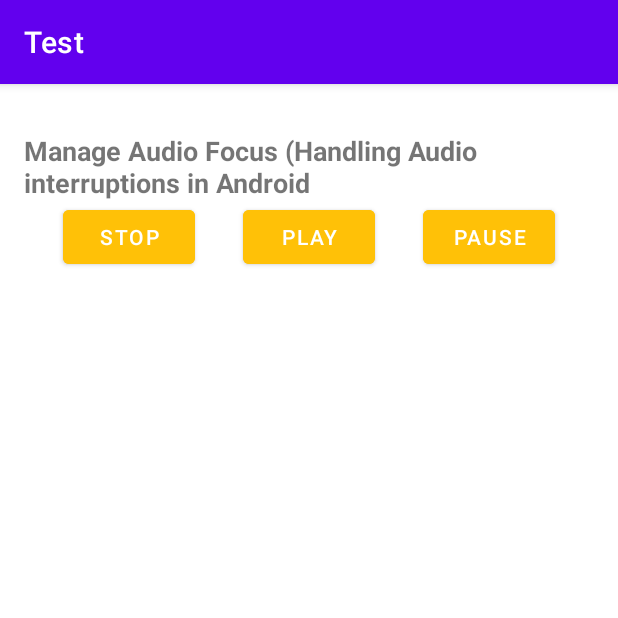
After one commit to jameelspario/mvvm-test, an Android app: the AudioFocusActivity screen opened directly, with no data from a screen before it, on a phone screen of 412 x 824 dp, the top half of it. The commit adds this screen. Run offline under Robolectric (Android 15) with nearby library versions, the phone set to English and light mode, and no system bars; our stand-ins replace data binding.

Commit message:
audio focus

```diff
--- a/app/src/main/AndroidManifest.xml
+++ b/app/src/main/AndroidManifest.xml
@@ -10,6 +10,12 @@
         android:supportsRtl="true"
         android:theme="@style/Theme.MvvmTest">
         <activity
+            android:name=".activities.AudioFocusActivity"
+            android:exported="false" />
+        <activity
+            android:name=".MVVMActivity"
+            android:exported="false" />
+        <activity
             android:name=".MainActivity"
             android:exported="true">
             <intent-filter>
--- a/app/src/main/java/com/example/mvvmtest/AppViewModel.java
+++ b/app/src/main/java/com/example/mvvmtest/AppViewModel.java
@@ -81,4 +81,6 @@ public class AppViewModel  extends BaseObservable {
         return !TextUtils.isEmpty(getUserEmail()) && Patterns.EMAIL_ADDRESS.matcher(getUserEmail()).matches()
                 && getUserPassword().length() > 5;
     }
+
+
 }
--- /dev/null
+++ b/app/src/main/java/com/example/mvvmtest/activities/AudioFocusActivity.java
@@ -0,0 +1,140 @@
+package com.example.mvvmtest.activities;
+
+import androidx.appcompat.app.AppCompatActivity;
+import androidx.databinding.DataBindingUtil;
+
+import android.content.Context;
+import android.media.AudioAttributes;
+import android.media.AudioFocusRequest;
+import android.media.AudioManager;
+import android.media.MediaPlayer;
+import android.os.Bundle;
+import android.view.View;
+
+import com.example.mvvmtest.R;
+import com.example.mvvmtest.databinding.ActivityAudioFocusBinding;
+
+import java.io.IOException;
+
+public class AudioFocusActivity extends AppCompatActivity {
+
+    ActivityAudioFocusBinding binding;
+
+    /*
+    AUDIOFOCUS_GAIN: if the system grants the audio focus gain, then the playback can be continued after the temporary loss of the audio focus.
+    AUDIOFOCUS_LOSS_TRANSIENT: if there is temporary loss of audio focus then the playback of the audio should be paused.
+    AUDIOFOCUS_LOSS: if there is permenant loss of the audio then the mediaplayer should be released (completely stopped).
+    * */
+    /*
+    Note: When there is no requirement of audio focus, abandonAudioFocusRequest
+    method needs to be called with the AudioManager instance and it requires
+    the parameter AudioFocusRequest focusRequest which needs to be passed.
+
+    * */
+
+    // media player instance to playback
+    // the media file from the raw folder
+    MediaPlayer mediaPlayer;
+
+    // Audio manager instance to manage or
+    // handle the audio interruptions
+    AudioManager audioManager;
+
+    // Audio attributes instance to set the playback
+    // attributes for the media player instance
+    // these attributes specify what type of media is
+    // to be played and used to callback the audioFocusChangeListener
+    AudioAttributes playbackAttributes;
+
+    // media player is handled according to the
+    // change in the focus which Android system grants for
+    AudioManager.OnAudioFocusChangeListener audioFocusChangeListener = new AudioManager.OnAudioFocusChangeListener() {
+        @Override
+        public void onAudioFocusChange(int focusChange) {
+            if (focusChange == AudioManager.AUDIOFOCUS_GAIN) {
+                mediaPlayer.start();
+            } else if (focusChange == AudioManager.AUDIOFOCUS_LOSS_TRANSIENT) {
+                mediaPlayer.pause();
+                mediaPlayer.seekTo(0);
+            } else if (focusChange == AudioManager.AUDIOFOCUS_LOSS) {
+                mediaPlayer.release();
+            }
+        }
+    };
+
+    @Override
+    protected void onCreate(Bundle savedInstanceState) {
+        super.onCreate(savedInstanceState);
+        binding = DataBindingUtil.setContentView(this, R.layout.activity_audio_focus);
+
+        // get the audio system service for
+        // the audioManger instance
+        audioManager = (AudioManager) getSystemService(Context.AUDIO_SERVICE);
+
+        // initiate the audio playback attributes
+        playbackAttributes = new AudioAttributes.Builder()
+                .setUsage(AudioAttributes.USAGE_GAME)
+                .setContentType(AudioAttributes.CONTENT_TYPE_MUSIC)
+                .build();
+
+        // set the playback attributes for the focus requester
+        AudioFocusRequest focusRequest = null;
+        if (android.os.Build.VERSION.SDK_INT >= android.os.Build.VERSION_CODES.O) {
+            focusRequest = new AudioFocusRequest.Builder(AudioManager.AUDIOFOCUS_GAIN)
+                    .setAudioAttributes(playbackAttributes)
+                    .setAcceptsDelayedFocusGain(true)
+                    .setOnAudioFocusChangeListener(audioFocusChangeListener)
+                    .build();
+
+
+        // request the audio focus and
+        // store it in the int variable
+        final int audioFocusRequest = audioManager.requestAudioFocus(focusRequest);
+
+        // initiate the media player instance with
+        // the media file from the raw folder
+        mediaPlayer = MediaPlayer.create(getApplicationContext(), R.raw.audio);
+
+        // handle the PLAY button to play the audio
+        binding.playButton.setOnClickListener(new View.OnClickListener() {
+            @Override
+            public void onClick(View v) {
+                // request the audio focus by the Android system
+                // if the system grants the permission
+                // then start playing the audio file
+                if (audioFocusRequest == AudioManager.AUDIOFOCUS_REQUEST_GRANTED) {
+                    mediaPlayer.start();
+                }
+            }
+        });
+
+        // handle the PAUSE button to pause the media player
+        binding.pasueButton.setOnClickListener(new View.OnClickListener() {
+            @Override
+            public void onClick(View v) {
+                mediaPlayer.pause();
+            }
+        });
+
+        // handle the STOP button to stop the media player
+        binding.stopButton.setOnClickListener(new View.OnClickListener() {
+            @Override
+            public void onClick(View v) {
+                mediaPlayer.stop();
+
+                try {
+                    // if the mediaplayer is stopped then
+                    // it should be again prepared for
+                    // next instance of play
+                    mediaPlayer.prepare();
+                } catch (IOException e) {
+                    e.printStackTrace();
+                }
+            }
+        });
+
+        }
+    }
+
+
+}
--- /dev/null
+++ b/app/src/main/res/drawable/ic_stop.xml
@@ -0,0 +1,10 @@
+<vector xmlns:android="http://schemas.android.com/apk/res/android"
+    android:width="24dp"
+    android:height="24dp"
+    android:viewportWidth="24"
+    android:viewportHeight="24"
+    android:tint="?attr/colorControlNormal">
+  <path
+      android:fillColor="@android:color/white"
+      android:pathData="M6,6h12v12H6z"/>
+</vector>
--- /dev/null
+++ b/app/src/main/res/layout/activity_audio_focus.xml
@@ -0,0 +1,64 @@
+<?xml version="1.0" encoding="utf-8"?>
+<layout>
+
+    <LinearLayout
+        xmlns:android="http://schemas.android.com/apk/res/android"
+        xmlns:app="http://schemas.android.com/apk/res-auto"
+        xmlns:tools="http://schemas.android.com/tools"
+        android:layout_width="match_parent"
+        android:layout_height="match_parent"
+        android:orientation="vertical"
+        tools:context=".activities.AudioFocusActivity">
+
+        <TextView
+            android:layout_width="wrap_content"
+            android:layout_height="wrap_content"
+            android:layout_centerHorizontal="true"
+            android:layout_marginStart="16dp"
+            android:layout_marginTop="32dp"
+            android:layout_marginEnd="16dp"
+            android:text="Manage Audio Focus (Handling Audio interruptions in Android"
+            android:textSize="18sp"
+            android:textStyle="bold" />
+
+        <LinearLayout
+            android:layout_width="match_parent"
+            android:layout_height="wrap_content"
+            android:orientation="horizontal"
+            android:gravity="center">
+
+            <Button
+                android:id="@+id/stopButton"
+                android:layout_width="wrap_content"
+                android:layout_height="wrap_content"
+                android:layout_marginEnd="32dp"
+                android:backgroundTint="@color/primary"
+                android:drawableStart="@drawable/ic_stop"
+                android:text="STOP"
+                android:textColor="@android:color/white" />
+
+            <Button
+                android:id="@+id/playButton"
+                android:layout_width="wrap_content"
+                android:layout_height="wrap_content"
+                android:layout_marginEnd="32dp"
+                android:backgroundTint="@color/primary"
+                android:drawableStart="@drawable/ic_play"
+                android:text="PLAY"
+                android:textColor="@android:color/white" />
+
+            <Button
+                android:id="@+id/pasueButton"
+                android:layout_width="wrap_content"
+                android:layout_height="wrap_content"
+                android:backgroundTint="@color/primary"
+                android:drawableStart="@drawable/ic_pause"
+                android:text="PAUSE"
+                android:textColor="@android:color/white" />
+
+
+        </LinearLayout>
+
+    </LinearLayout>
+
+</layout>
--- a/app/src/main/res/values/colors.xml
+++ b/app/src/main/res/values/colors.xml
@@ -7,4 +7,5 @@
     <color name="teal_700">#FF018786</color>
     <color name="black">#FF000000</color>
     <color name="white">#FFFFFFFF</color>
+    <color name="primary">#FFC107</color>
 </resources>
--- a/app/src/main/res/values/strings.xml
+++ b/app/src/main/res/values/strings.xml
@@ -1,5 +1,5 @@
 <resources>
-    <string name="app_name">mvvm test</string>
+    <string name="app_name">Test</string>
     <string name="heading">MVVM Architecture Pattern</string>
     <string name="email_hint">Enter your Email ID</string>
     <string name="password_hint">Enter your password</string>
```
Also changed, not shown: app/src/main/java/com/example/mvvmtest/MVVMActivity.java (added, +41 -0 lines), app/src/main/java/com/example/mvvmtest/MainActivity.java (+20 -10 lines), app/src/main/res/layout/activity_main.xml (+8 -58 lines), app/src/main/res/layout/activity_mvvmactivity.xml (added, +82 -0 lines), 1 other file.
